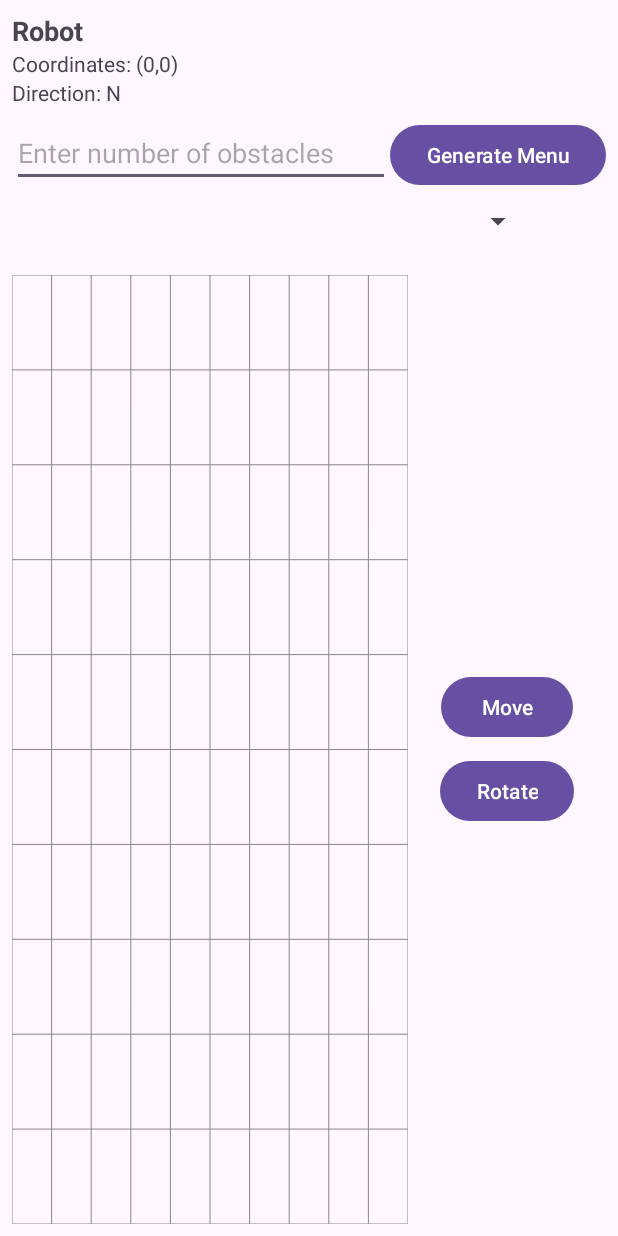
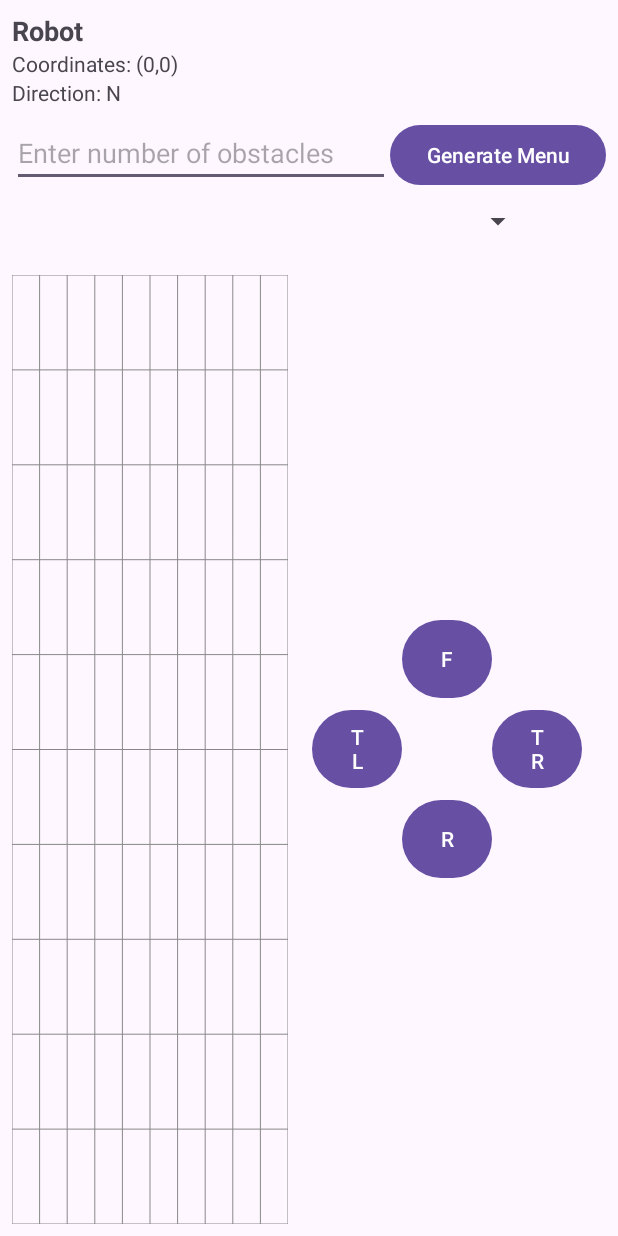
Before and after one commit to quekdylan/STM32-Car-Project, an Android app: the ArenaActivity screen opened directly, with no data from a screen before it, on a phone screen of 412 x 824 dp. Run offline under Robolectric (Android 15) with nearby library versions, the phone set to English and light mode, and no system bars; 3 statements that could not run were skipped.

Commit message:
Synchronize arena GUI and AMD Tool movements

```diff
--- a/android/app/src/main/java/com/example/mdpapp/activities/ArenaActivity.java
+++ b/android/app/src/main/java/com/example/mdpapp/activities/ArenaActivity.java
@@ -39,12 +39,12 @@ public class ArenaActivity extends AppCompatActivity {
     private TextView tvRobotCoord, tvRobotDir;
 
     private EditText etCount;
-    private Button btnGenerateMenu;
+    private Button btnGenerateMenu, btnForward, btnReverse, btnLeft, btnRight;
     private Spinner spinner;
     private ImageView ivPreview;
 
     private BluetoothService bluetoothService;
-    private boolean bound = false;
+    private boolean isServiceBound = false;
 
     private BluetoothService.OnMessageReceivedListener bluetoothListener = message -> {
         runOnUiThread(() -> {
@@ -113,14 +113,14 @@ public class ArenaActivity extends AppCompatActivity {
             public void onServiceConnected(ComponentName name, IBinder service) {
                 BluetoothService.LocalBinder binder = (BluetoothService.LocalBinder) service;
                 bluetoothService = binder.getService();
-                bound = true;
+                isServiceBound = true;
                 bluetoothService.addListener(bluetoothListener);
                 bluetoothService.startAcceptThread();
             }
 
             @Override
             public void onServiceDisconnected(ComponentName name) {
-                bound = false;
+                isServiceBound = false;
             }
         };
 
@@ -139,6 +139,10 @@ public class ArenaActivity extends AppCompatActivity {
             spinner = findViewById(R.id.spObstacleSpinner);
             ivPreview = findViewById(R.id.ivObstaclePreview);
             arenaView = findViewById(R.id.arenaView);
+            btnForward = findViewById(R.id.btnForward);
+            btnReverse = findViewById(R.id.btnReverse);
+            btnLeft = findViewById(R.id.btnLeft);
+            btnRight = findViewById(R.id.btnRight);
 
             btnGenerateMenu.setOnClickListener(v -> {
                 String input = etCount.getText().toString();
@@ -154,6 +158,11 @@ public class ArenaActivity extends AppCompatActivity {
                 adapter.setDropDownViewResource(android.R.layout.simple_spinner_dropdown_item);
                 spinner.setAdapter(adapter);
             });
+
+            btnForward.setOnClickListener(v -> sendMovementCommand("f"));
+            btnReverse.setOnClickListener(v -> sendMovementCommand("r"));
+            btnLeft.setOnClickListener(v -> sendMovementCommand("tl"));
+            btnRight.setOnClickListener(v -> sendMovementCommand("tr"));
 
             spinner.setOnItemSelectedListener(new AdapterView.OnItemSelectedListener() {
                 @Override
@@ -264,12 +273,12 @@ public class ArenaActivity extends AppCompatActivity {
         @Override
         protected void onDestroy () {
             super.onDestroy();
-            if (bound) {
+            if (isServiceBound) {
                 if (bluetoothService != null) {
                     bluetoothService.removeListener(bluetoothListener);
                 }
                 unbindService(connection);
-                bound = false;
+                isServiceBound = false;
             }
         }
 
@@ -281,4 +290,39 @@ public class ArenaActivity extends AppCompatActivity {
                 }
             }
         }
+
+        private void sendMovementCommand(String command) {
+            if (!isServiceBound) {
+                Toast.makeText(this, "Bluetooth service not ready", Toast.LENGTH_SHORT).show();
+                return;
+            }
+
+            // Update robot locally before sending command
+            Robot robot = arena.getRobot();
+            if (robot != null) {
+                switch (command) {
+                    case "f":
+                        robot.moveForward();
+                        break;
+                    case "r":
+                        robot.moveBackward();
+                        break;
+                    case "tl":
+                        robot.turnLeft();
+                        break;
+                    case "tr":
+                        robot.turnRight();
+                        break;
+                }
+                arenaView.invalidate(); // Redraw robot immediately
+                tvRobotCoord.setText("(" + robot.getX() + "," + robot.getY() + ")");
+                tvRobotDir.setText(robot.getFacing().name());
+            }
+
+            if (bluetoothService.getConnectedThread() != null) {
+                bluetoothService.getConnectedThread().write(command.getBytes());
+            } else {
+                Toast.makeText(this, "No device connected", Toast.LENGTH_SHORT).show();
+            }
+        }
     }
--- a/android/app/src/main/res/layout/activity_arena.xml
+++ b/android/app/src/main/res/layout/activity_arena.xml
@@ -117,25 +117,71 @@
             android:layout_height="match_parent"
             android:layout_weight="2" />
 
-        <LinearLayout
+        <GridLayout
             android:id="@+id/buttonPanel"
-            android:orientation="vertical"
-            android:gravity="center"
-            android:layout_width="0dp"
-            android:layout_height="match_parent"
-            android:layout_weight="1">
+            android:layout_width="wrap_content"
+            android:layout_height="wrap_content"
+            android:alignmentMode="alignMargins"
+            android:columnCount="3"
+            android:rowCount="3"
+            android:layout_gravity="center"
+            android:rowOrderPreserved="false"
+            android:layout_margin="16dp">
 
+            <!-- Empty top-left -->
+            <View
+                android:layout_width="60dp"
+                android:layout_height="60dp" />
+
+            <!-- Forward button -->
             <Button
-                android:layout_width="wrap_content"
-                android:layout_height="wrap_content"
-                android:text="Move" />
+                android:id="@+id/btnForward"
+                android:layout_width="60dp"
+                android:layout_height="60dp"
+                android:text="@string/forward" />
 
+            <!-- Empty top-right -->
+            <View
+                android:layout_width="60dp"
+                android:layout_height="60dp" />
+
+            <!-- Left button -->
             <Button
-                android:layout_width="wrap_content"
-                android:layout_height="wrap_content"
-                android:text="Rotate"
-                android:layout_marginTop="8dp" />
-        </LinearLayout>
+                android:id="@+id/btnLeft"
+                android:layout_width="60dp"
+                android:layout_height="60dp"
+                android:text="@string/turn_left" />
+
+            <!-- Empty center (no stop button) -->
+            <View
+                android:layout_width="60dp"
+                android:layout_height="60dp" />
+
+            <!-- Right button -->
+            <Button
+                android:id="@+id/btnRight"
+                android:layout_width="60dp"
+                android:layout_height="60dp"
+                android:text="@string/turn_right" />
+
+            <!-- Empty bottom-left -->
+            <View
+                android:layout_width="60dp"
+                android:layout_height="60dp" />
+
+            <!-- Reverse button -->
+            <Button
+                android:id="@+id/btnReverse"
+                android:layout_width="60dp"
+                android:layout_height="60dp"
+                android:text="@string/reverse" />
+
+            <!-- Empty bottom-right -->
+            <View
+                android:layout_width="60dp"
+                android:layout_height="60dp" />
+
+        </GridLayout>
     </LinearLayout>
 
 </LinearLayout>
--- a/android/app/src/main/res/values/strings.xml
+++ b/android/app/src/main/res/values/strings.xml
@@ -10,10 +10,10 @@
     <string name="type_message">Type a message…</string>
     <string name="clear">Clear</string>
     <string name="send">Send</string>
-    <string name="forward">MOVE FORWARD</string>
-    <string name="turn_left">TURN LEFT</string>
-    <string name="turn_right">TURN RIGHT</string>
-    <string name="reverse">REVERSE</string>
+    <string name="forward">F</string>
+    <string name="turn_left">TL</string>
+    <string name="turn_right">TR</string>
+    <string name="reverse">R</string>
     <string name="robot_status_label">Robot Status</string>
     <string name="robot_status_unknown">Unknown</string>
     <string name="open_arena">Go to Arena</string>
```
Also changed, not shown: android/app/src/main/java/com/example/mdpapp/activities/MainActivity.java (+8 -0 lines), android/app/src/main/java/com/example/mdpapp/models/Robot.java (+36 -0 lines), android/app/src/main/java/com/example/mdpapp/services/BluetoothService.java (+7 -0 lines).
